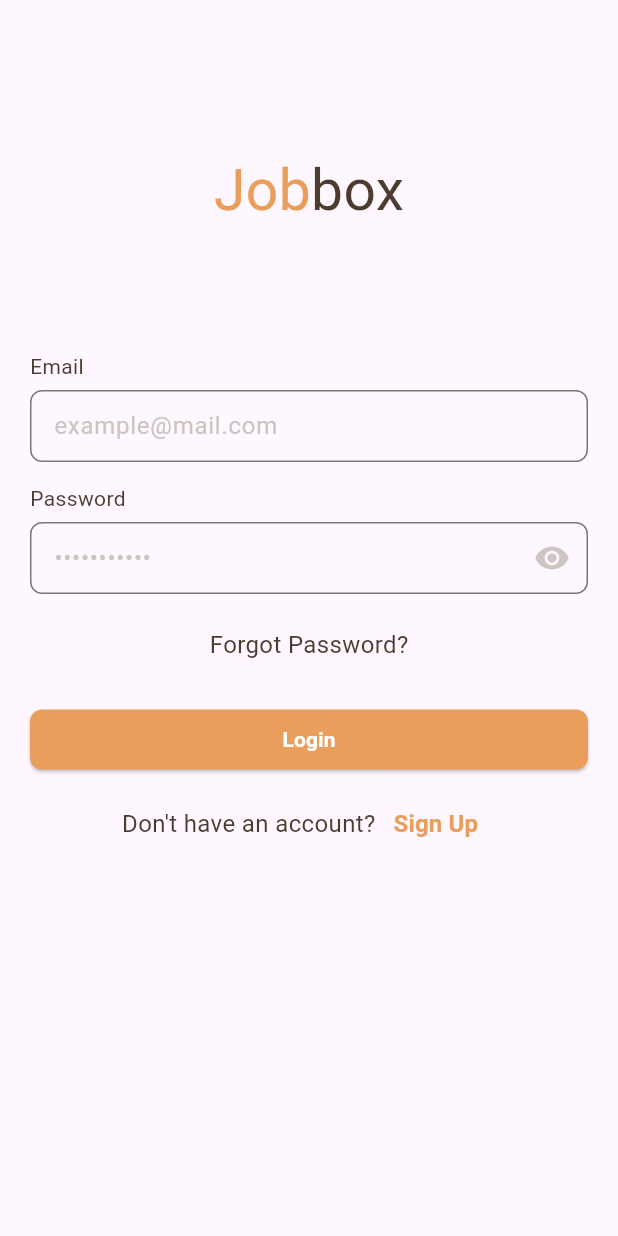
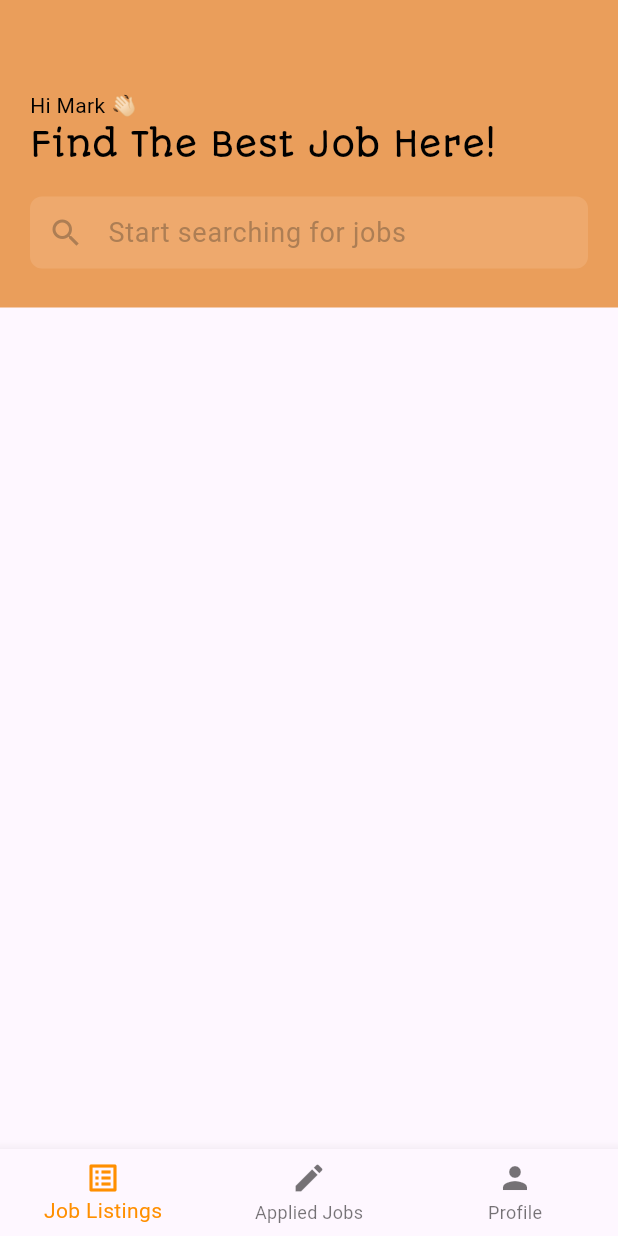
Before and after one commit to fauzipadlaw/job_search_ui, a Flutter app: the screen it shows after launch, after a tap on "Login", on a phone screen of 412 x 824 dp. Run offline on Flutter 3.47's test engine with Material 3 defaults, Android fonts, the phone set to English and light mode, and no system bars.

Commit message:
WIP: job listings view

```diff
--- /dev/null
+++ b/lib/components/navbar_contents/job_listings.dart
@@ -0,0 +1,69 @@
+import 'package:flutter/material.dart';
+import 'package:job_search_ui/utils/colors.dart';
+
+class JobListings extends StatelessWidget {
+  const JobListings({super.key});
+
+  @override
+  Widget build(BuildContext context) {
+    return Column(
+      children: [
+        Container(
+          height: 205,
+          width: double.infinity,
+          color: yellow,
+          child: Column(
+            crossAxisAlignment: CrossAxisAlignment.start,
+            children: [
+              const Padding(
+                padding: EdgeInsets.only(top: 60, left: 20),
+                child: Text(
+                  'Hi Mark 👋🏻',
+                  style: TextStyle(color: Colors.black),
+                ),
+              ),
+              const Padding(
+                padding: EdgeInsets.only(left: 20.0),
+                child: Text(
+                  "Find The Best Job Here!",
+                  style: TextStyle(
+                      color: Colors.black,
+                      fontFamily: 'Autour One',
+                      fontSize: 22),
+                ),
+              ),
+              Padding(
+                padding:
+                    const EdgeInsets.symmetric(horizontal: 20, vertical: 20),
+                child: SizedBox(
+                  height: 50,
+                  child: TextField(
+                    decoration: InputDecoration(
+                      contentPadding: const EdgeInsets.only(top: 4),
+                      filled: true,
+                      alignLabelWithHint: true,
+                      fillColor: lightYellow,
+                      border: OutlineInputBorder(
+                        borderSide: BorderSide.none,
+                        borderRadius: BorderRadius.circular(8),
+                      ),
+                      prefixIcon: const Icon(
+                        Icons.search,
+                        color: lightBlack,
+                      ),
+                      hintText: 'Start searching for jobs',
+                      hintStyle: const TextStyle(
+                        color: lightBlack,
+                        fontSize: 18,
+                      ),
+                    ),
+                  ),
+                ),
+              )
+            ],
+          ),
+        )
+      ],
+    );
+  }
+}
--- a/lib/utils/colors.dart
+++ b/lib/utils/colors.dart
@@ -1,5 +1,7 @@
 import 'dart:ui';
 
 const yellow = Color(0xffea9e5b);
+const lightYellow = Color(0xffeea96d);
 const brown = Color(0xff4b3c2f);
 const light = Color(0xffccc5c0);
+const lightBlack = Color(0xffad7e54);
--- /dev/null
+++ b/lib/views/home.dart
@@ -0,0 +1,60 @@
+import 'package:flutter/material.dart';
+import 'package:job_search_ui/components/navbar_contents/job_listings.dart';
+
+class Home extends StatefulWidget {
+  const Home({super.key});
+  @override
+  State<Home> createState() => _HomeState();
+}
+
+class _HomeState extends State<Home> {
+  int _selectedIndex = 0;
+  static const TextStyle optionStyle =
+      TextStyle(fontSize: 30, fontWeight: FontWeight.bold);
+
+  static const List<Widget> _widgetOptions = <Widget>[
+    JobListings(),
+    Text(
+      'Index 1: Business',
+      style: optionStyle,
+    ),
+    Text(
+      'Index 2: School',
+      style: optionStyle,
+    ),
+  ];
+
+  void _onItemTapped(int index) {
+    setState(() {
+      _selectedIndex = index;
+    });
+  }
+
+  @override
+  Widget build(BuildContext context) {
+    return Scaffold(
+      body: _widgetOptions.elementAt(_selectedIndex),
+      bottomNavigationBar: BottomNavigationBar(
+        items: const <BottomNavigationBarItem>[
+          BottomNavigationBarItem(
+            icon: Icon(Icons.list_alt),
+            label: 'Job Listings',
+          ),
+          BottomNavigationBarItem(
+            icon: Icon(
+              Icons.edit,
+            ),
+            label: 'Applied Jobs',
+          ),
+          BottomNavigationBarItem(
+            icon: Icon(Icons.person),
+            label: 'Profile',
+          ),
+        ],
+        currentIndex: _selectedIndex,
+        selectedItemColor: Colors.amber[800],
+        onTap: _onItemTapped,
+      ),
+    );
+  }
+}
--- a/lib/views/login.dart
+++ b/lib/views/login.dart
@@ -2,6 +2,7 @@ import 'package:flutter/material.dart';
 import 'package:job_search_ui/components/login_form.dart';
 import 'package:job_search_ui/components/logo.dart';
 import 'package:job_search_ui/utils/colors.dart';
+import 'package:job_search_ui/views/home.dart';
 import 'package:job_search_ui/views/signup.dart';
 
 class Login extends StatelessWidget {
@@ -32,7 +33,12 @@ class Login extends StatelessWidget {
               child: SizedBox(
                   width: double.infinity,
                   child: ElevatedButton(
-                      onPressed: () => {},
+                      onPressed: () {
+                        Navigator.push(
+                          context,
+                          MaterialPageRoute(builder: (context) => const Home()),
+                        );
+                      },
                       child: const Text(
                         'Login',
                         style: TextStyle(fontWeight: FontWeight.bold),
```
